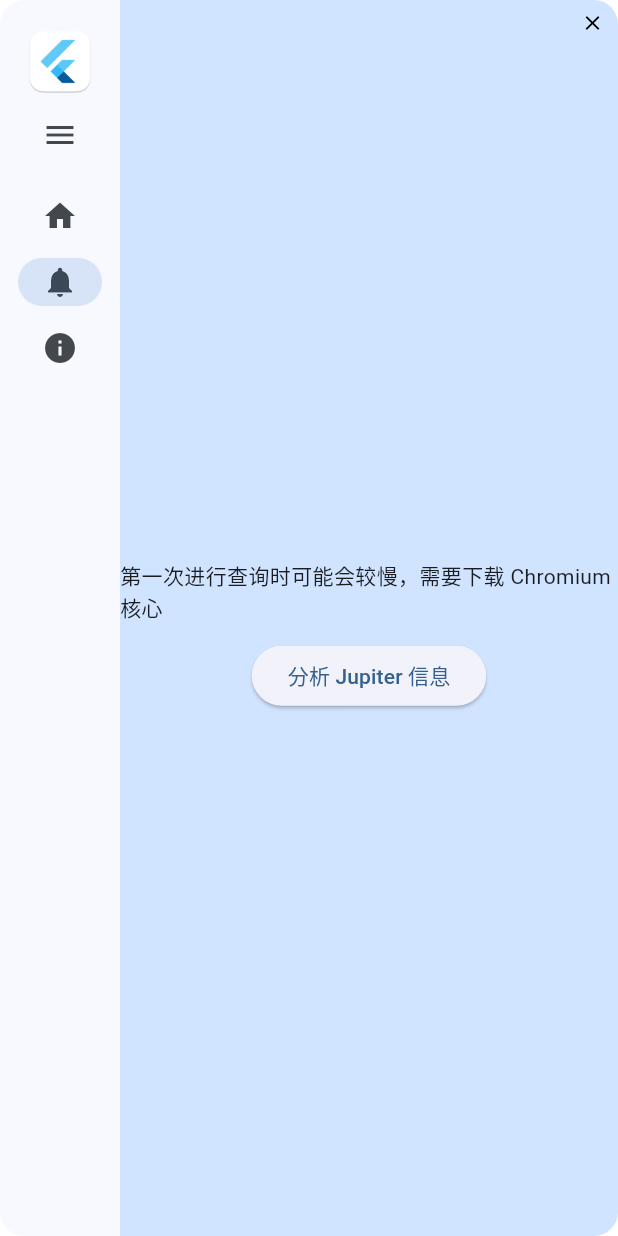
After one commit to KiriRainCat/scannmay_toolkit, a Flutter app: the screen it shows after launch, after a tap on the "menu" icon, after a tap on the "menu open" icon, after a tap on "通知", on a phone screen of 412 x 824 dp. The commit adds this screen. Run offline on Flutter 3.47's test engine with Material 2 defaults, Android fonts, the phone set to English and light mode, and no system bars; our stand-ins replace dio, get, package_info_plus; missing offline and left inert: dart:ffi, hotkey_manager, local_notifier, puppeteer, system_tray, win32 and 3 more; Roboto replaces fonts that are missing (SourceHanSansSC); statements that could not run were skipped.

Commit message:
✨ feat: 初步完成Jupiter作业数量检索

```diff
--- a/lib/constants.dart
+++ b/lib/constants.dart
@@ -1,4 +1,7 @@
 class Constants {
   // 开发环境数据库目录
   static const devAppDir = "D:/Software/Scannmay Toolkit/";
+
+  // 通用延时时长
+  static const universalDelay = Duration(seconds: 1);
 }
--- a/lib/views/global_nav/destinations.dart
+++ b/lib/views/global_nav/destinations.dart
@@ -3,6 +3,7 @@ import 'package:flutter/material.dart';
 import 'package:scannmay_toolkit/main.dart';
 import 'package:scannmay_toolkit/views/home_view.dart';
 import 'package:scannmay_toolkit/views/about_view.dart';
+import 'package:scannmay_toolkit/views/notification_view.dart';
 
 const textStyle = TextStyle(fontWeight: FontWeight.bold, fontSize: 12.6);
 
@@ -13,12 +14,16 @@ final destinations = [
     label: Text("主页", style: textStyle),
   ),
   const NavigationRailDestination(
+    icon: Icon(Icons.notifications),
+    label: Text("通知", style: textStyle),
+  ),
+  const NavigationRailDestination(
     icon: Icon(Icons.info),
     label: Text("关于", style: textStyle),
   ),
 ];
 
-final destinationViews = [const HomeView(), AboutView(version: version)];
+final destinationViews = [const HomeView(), const NotificationView(), AboutView(version: version)];
 
 ///? 通过路由列表的 index 获取对应 View
 Widget getCurrentView(int index) {
--- /dev/null
+++ b/lib/views/notification_view.dart
@@ -0,0 +1,21 @@
+import 'package:flutter/material.dart';
+import 'package:scannmay_toolkit/functions/assignment_notifier/bg_worker.dart';
+
+class NotificationView extends StatelessWidget {
+  const NotificationView({super.key});
+
+  @override
+  Widget build(BuildContext context) {
+    return Column(
+      mainAxisAlignment: MainAxisAlignment.center,
+      children: [
+        const Text("第一次进行查询时可能会较慢，需要下载 Chromium 核心"),
+        const SizedBox(height: 12),
+        ElevatedButton(
+          onPressed: () => AssignmentNotifierBgWorker.checkForNewAssignment(),
+          child: const Text("分析 Jupiter 信息"),
+        ),
+      ],
+    );
+  }
+}
```
Also changed, not shown: lib/functions/assignment_notifier/bg_worker.dart (added, +71 -0 lines), 1 other file.
